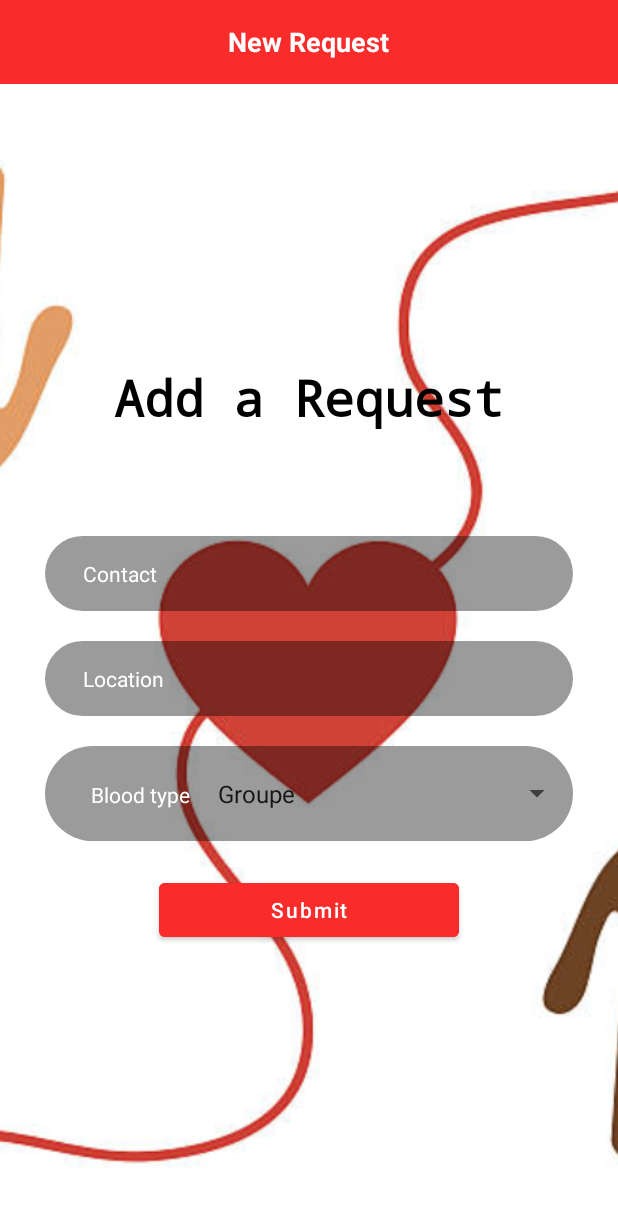
After one commit to Mobile-Prj/MINI_PROJET_APPLICATION_MOBILE-BLOOD_DONATION, an Android app: the FormActivity screen opened directly, with no data from a screen before it, on a phone screen of 412 x 824 dp. The commit adds this screen. Shown: the top 1205 px of the screen. Run offline under Robolectric (Android 15) with nearby library versions, the phone set to English and light mode, and no system bars.

Commit message:
add the request form activity

```diff
--- a/app/src/main/java/com/example/miniprojetapplicationmobileblooddonation/Activities/CoreAppActivity.java
+++ b/app/src/main/java/com/example/miniprojetapplicationmobileblooddonation/Activities/CoreAppActivity.java
@@ -47,7 +47,7 @@ public class CoreAppActivity extends AppCompatActivity implements  NavigationVie
         setTitle(R.string.home);
         setContentView(R.layout.activity_core_app);
 
-        replaceFragment(new DonorsListFragment());
+        //replaceFragment(new DonorsListFragment());
 
         // definir le toolbar
         Toolbar toolbar = findViewById(R.id.myToolbar);
@@ -102,27 +102,23 @@ public class CoreAppActivity extends AppCompatActivity implements  NavigationVie
             // en fonction de l'item selectionne sur le menu on effectue une action
             // les id sont les meme utilses pour les referencer dans la liste menu dans main_menu.xml
             case R.id.menu_home: {
-                getSupportFragmentManager().beginTransaction().replace(R.id.fragment_container,
-                        new HomeFragment()).commit();
+                replaceFragment(new HomeFragment());
                 // on change le title de l'activite qui contient les fragments
                 setTitle(R.string.home);
                 break;
             }
             case R.id.profile: {
-                getSupportFragmentManager().beginTransaction().replace(R.id.fragment_container,
-                        new ProfileFragment()).commit();
+                replaceFragment(new ProfileFragment());
                 setTitle(R.string.profile);
                 break;
             }
             case R.id.donorList: {
-                getSupportFragmentManager().beginTransaction().replace(R.id.fragment_container,
-                        new DonorsListFragment()).commit();
+                replaceFragment(new DonorsListFragment());
                 setTitle(R.string.donors_list);
                 break;
             }
             case R.id.demanderList: {
-                getSupportFragmentManager().beginTransaction().replace(R.id.fragment_container,
-                        new DemandersListFragment()).commit();
+                replaceFragment(new DemandersListFragment());
                 setTitle(R.string.demanders_list);
                 break;
             }
--- /dev/null
+++ b/app/src/main/java/com/example/miniprojetapplicationmobileblooddonation/Activities/FormActivity.java
@@ -0,0 +1,23 @@
+package com.example.miniprojetapplicationmobileblooddonation.Activities;
+
+import androidx.appcompat.app.AppCompatActivity;
+
+import android.annotation.SuppressLint;
+import android.os.Bundle;
+import android.widget.TextView;
+
+import com.example.miniprojetapplicationmobileblooddonation.R;
+
+public class FormActivity extends AppCompatActivity {
+
+    TextView title;
+    @SuppressLint({"MissingInflatedId", "SetTextI18n"})
+    @Override
+    protected void onCreate(Bundle savedInstanceState) {
+        super.onCreate(savedInstanceState);
+        setContentView(R.layout.activity_form);
+
+        title = findViewById(R.id.title);
+        title.setText("New Request");
+    }
+}
--- a/app/src/main/java/com/example/miniprojetapplicationmobileblooddonation/Fragments/DemandersListFragment.java
+++ b/app/src/main/java/com/example/miniprojetapplicationmobileblooddonation/Fragments/DemandersListFragment.java
@@ -6,13 +6,16 @@ import android.os.Bundle;
 import android.view.LayoutInflater;
 import android.view.View;
 import android.view.ViewGroup;
+import android.widget.Button;
 
 import androidx.annotation.NonNull;
 import androidx.annotation.Nullable;
 import androidx.fragment.app.Fragment;
+import androidx.fragment.app.FragmentTransaction;
 import androidx.recyclerview.widget.LinearLayoutManager;
 import androidx.recyclerview.widget.RecyclerView;
 
+import com.example.miniprojetapplicationmobileblooddonation.Activities.FormActivity;
 import com.example.miniprojetapplicationmobileblooddonation.Adapters.DemandersAdapter;
 import com.example.miniprojetapplicationmobileblooddonation.Models.DemanderItem;
 import com.example.miniprojetapplicationmobileblooddonation.R;
@@ -23,16 +26,23 @@ import java.util.List;
 
 public class DemandersListFragment extends Fragment {
 
-    FloatingActionButton mAddFab;
+    private FloatingActionButton floatingButton;
     private List<DemanderItem> items;
     @Nullable
     @Override
     public View onCreateView(@NonNull LayoutInflater inflater, @Nullable ViewGroup container, @Nullable Bundle savedInstanceState) {
 
-        /*View rootView = inflater.inflate(R.layout.fragment_donors_list, container, false);
+        View view = inflater.inflate(R.layout.fragment_demanders_list, container, false);
+        floatingButton = (FloatingActionButton) view.findViewById(R.id.add_fab);
 
-         */
-        return inflater.inflate(R.layout.fragment_demanders_list, container, false);
+        floatingButton.setOnClickListener(new View.OnClickListener() {
+            @Override
+            public void onClick(View view) {
+                Intent intent = new Intent(getActivity(), FormActivity.class);
+                startActivity(intent);
+            }
+        });
+        return view;
     }
 
     @SuppressLint("NotifyDataSetChanged")
--- a/app/src/main/java/com/example/miniprojetapplicationmobileblooddonation/Fragments/HomeFragment.java
+++ b/app/src/main/java/com/example/miniprojetapplicationmobileblooddonation/Fragments/HomeFragment.java
@@ -4,10 +4,12 @@ import android.os.Bundle;
 import android.view.LayoutInflater;
 import android.view.View;
 import android.view.ViewGroup;
+import android.widget.Button;
 
 import androidx.annotation.NonNull;
 import androidx.annotation.Nullable;
 import androidx.fragment.app.Fragment;
+import androidx.fragment.app.FragmentTransaction;
 
 import com.example.miniprojetapplicationmobileblooddonation.R;
 
@@ -15,6 +17,17 @@ public class HomeFragment extends Fragment {
     @Nullable
     @Override
     public View onCreateView(@NonNull LayoutInflater inflater, @Nullable ViewGroup container, @Nullable Bundle savedInstanceState) {
-        return inflater.inflate(R.layout.fragment_home, container, false);
+        View view = inflater.inflate(R.layout.fragment_home, container, false);
+        Button homeButton = (Button) view.findViewById(R.id.home_button);
+
+        homeButton.setOnClickListener(new View.OnClickListener() {
+            @Override
+            public void onClick(View view) {
+                FragmentTransaction fragmentTransaction = getFragmentManager().beginTransaction();
+                fragmentTransaction.replace(R.id.fragment_container, new DemandersListFragment());
+                fragmentTransaction.commit();
+            }
+        });
+        return view;
     }
 }
--- /dev/null
+++ b/app/src/main/res/drawable-v24/panel.xml
@@ -0,0 +1,10 @@
+<?xml version="1.0" encoding="utf-8"?>
+<selector xmlns:android="http://schemas.android.com/apk/res/android">
+
+    <item>
+        <shape android:shape="rectangle">
+            <solid android:color="#64000000"/>
+            <corners android:radius="100dp"/>
+        </shape>
+    </item>
+</selector>
--- /dev/null
+++ b/app/src/main/res/layout/activity_form.xml
@@ -0,0 +1,129 @@
+<?xml version="1.0" encoding="utf-8"?>
+<RelativeLayout xmlns:android="http://schemas.android.com/apk/res/android"
+    xmlns:app="http://schemas.android.com/apk/res-auto"
+    xmlns:tools="http://schemas.android.com/tools"
+    android:layout_width="match_parent"
+    android:layout_height="match_parent"
+    android:background="@color/colorDark"
+    tools:context=".Activities.FormActivity">
+
+    <include
+        layout="@layout/toolbar_app"/>
+
+    <ImageView
+        android:id="@+id/bg"
+        android:layout_width="match_parent"
+        android:layout_height="match_parent"
+        android:scaleType="centerCrop"
+        android:src="@drawable/back_form"
+        android:layout_below="@id/toolbar"/>
+    <ScrollView
+        android:layout_width="match_parent"
+        android:layout_height="match_parent">
+        <RelativeLayout
+            android:layout_width="match_parent"
+            android:layout_height="match_parent"
+            android:layout_gravity="center">
+            <TextView
+                android:id="@+id/tvMountain"
+                android:layout_width="wrap_content"
+                android:layout_height="wrap_content"
+                android:text="Add a Request"
+                android:layout_centerHorizontal="true"
+                android:layout_marginTop="50dp"
+                android:textSize="33sp"
+                android:typeface="monospace"
+                android:textStyle="bold"
+                android:textColor="@color/black"/>
+
+
+            <EditText
+                android:id="@+id/Contact"
+                android:layout_width="match_parent"
+                android:layout_height="wrap_content"
+                android:layout_below="@+id/tvMountain"
+                android:hint="Contact"
+                android:textColorHint="@color/white"
+                android:paddingLeft="25dp"
+                android:paddingTop="15dp"
+                android:textSize="14dp"
+                android:paddingBottom="15dp"
+                android:layout_marginTop="70dp"
+                android:inputType="text"
+                android:background="@drawable/panel"
+                android:layout_marginRight="30dp"
+                android:layout_marginLeft="30dp"/>
+            <EditText
+                android:id="@+id/Location"
+                android:layout_width="match_parent"
+                android:layout_height="wrap_content"
+                android:layout_below="@+id/Contact"
+                android:hint="Location"
+                android:textColorHint="@color/white"
+                android:paddingLeft="25dp"
+                android:paddingTop="15dp"
+                android:textSize="14dp"
+                android:paddingBottom="15dp"
+                android:layout_marginTop="20dp"
+                android:inputType="text"
+                android:background="@drawable/panel"
+                android:layout_marginRight="30dp"
+                android:layout_marginLeft="30dp"/>
+
+            <LinearLayout
+                android:layout_marginTop="20dp"
+                android:layout_width="match_parent"
+                android:layout_height="wrap_content"
+                android:layout_marginBottom="2dp"
+                android:orientation="horizontal"
+                android:layout_below="@+id/Location"
+                android:id="@+id/BloodCateg"
+                android:background="@drawable/panel"
+                android:layout_marginRight="30dp"
+                android:layout_marginLeft="30dp"
+                android:textColorHint="@color/white"
+                android:paddingLeft="25dp"
+                android:paddingTop="15dp"
+                android:textSize="14dp"
+                android:paddingBottom="15dp"
+                >
+
+                <TextView
+                    android:layout_width="wrap_content"
+                    android:layout_height="wrap_content"
+                    android:padding="5dp"
+                    android:text="@string/blood_type"
+                    android:textColor="#FFFFFF"
+                    android:textColorHint="@color/white" />
+
+                <Spinner
+                    android:id="@+id/SpinnerBlood"
+                    android:layout_width="match_parent"
+                    android:layout_height="wrap_content"
+                    android:entries="@array/bloodGroups"
+                    android:inputType="text"
+                    android:padding="5dp" />
+            </LinearLayout>
+
+
+
+            <Button
+                android:id="@+id/postbtn"
+                android:layout_gravity="center"
+                android:backgroundTint="@color/primary_color"
+                android:gravity="center"
+                android:textColor="@color/white"
+                android:layout_width="200dp"
+                android:layout_height="wrap_content"
+                android:layout_below="@+id/BloodCateg"
+                android:layout_marginTop="20dp"
+                android:layout_centerHorizontal="true"
+                android:textAllCaps="false"
+                android:text="Submit"
+                tools:ignore="NotSibling" />
+
+
+        </RelativeLayout>
+    </ScrollView>
+
+</RelativeLayout>
--- a/app/src/main/res/layout/fragment_home.xml
+++ b/app/src/main/res/layout/fragment_home.xml
@@ -15,11 +15,10 @@
 
 
         <Button
-            android:id="@+id/button4"
+            android:id="@+id/home_button"
             android:layout_width="wrap_content"
             android:layout_height="wrap_content"
             android:backgroundTint="#2274BC"
-            android:onClick="listDemandeurs"
             android:text="MOVE"
             app:layout_constraintBottom_toBottomOf="parent"
             app:layout_constraintEnd_toEndOf="parent"
--- /dev/null
+++ b/app/src/main/res/layout/toolbar_app.xml
@@ -0,0 +1,18 @@
+<?xml version="1.0" encoding="utf-8"?>
+<LinearLayout xmlns:android="http://schemas.android.com/apk/res/android"
+    android:id="@+id/toolbar"
+    android:layout_width="match_parent"
+    android:layout_height="56dp"
+    android:background="@color/primary_color"
+    android:gravity="center"
+    android:orientation="vertical">
+
+    <TextView
+        android:id="@+id/title"
+        android:layout_width="wrap_content"
+        android:layout_height="wrap_content"
+        android:textAlignment="viewStart"
+        android:textColor="@color/white"
+        android:textSize="18dp"
+        android:textStyle="bold" />
+</LinearLayout>
--- a/app/src/main/res/values/colors.xml
+++ b/app/src/main/res/values/colors.xml
@@ -11,4 +11,5 @@
     <color name="intermediate">#90F81313</color>
     <color name="hint_color">#B6A7A7</color>
     <color name="radio_blue">#0C80FD</color>
+    <color name="colorDark">#3A3E41</color>
 </resources>
```
Also changed, not shown: app/src/main/AndroidManifest.xml (+7 -1 lines), app/src/main/res/drawable-v24/back_form.jpg (added).
